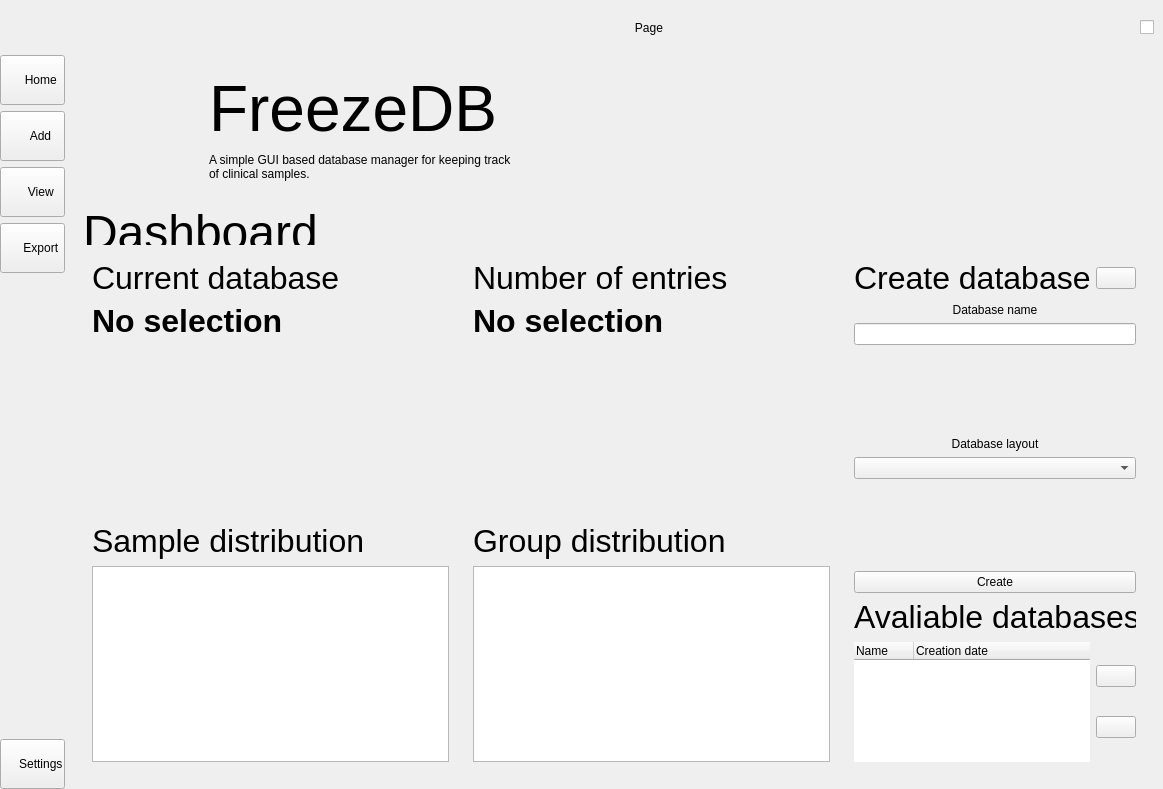
The window that resources/user_interface/mainwindow.ui (AndersAskeland/FreezeDB) describes before a commit, drawn with Qt 5.
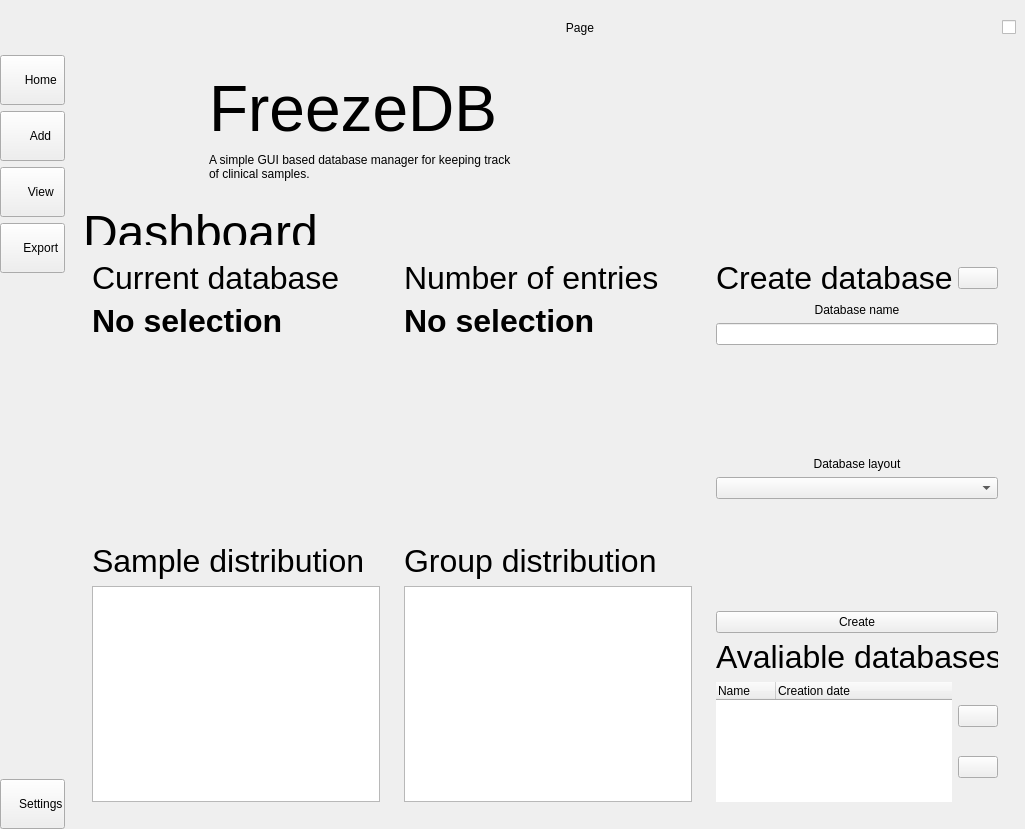
The same window after the commit. Icons and pictures are not drawn. Custom widgets are drawn as their Qt base class.

Patch:
```diff
--- a/resources/user_interface/mainwindow.ui
+++ b/resources/user_interface/mainwindow.ui
@@ -6,8 +6,8 @@
    <rect>
     <x>0</x>
     <y>0</y>
-    <width>1163</width>
-    <height>789</height>
+    <width>1025</width>
+    <height>829</height>
    </rect>
   </property>
   <property name="windowTitle">
```
Left out of the diff: 2 changed lines with no effect on the pictures.
